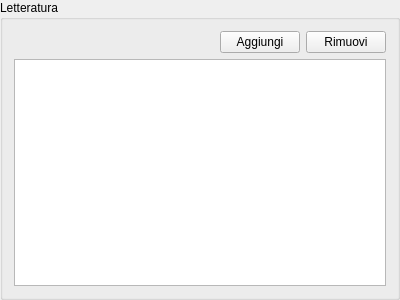
Old version of the form GestCollOnQt/GUI/Moneta/Letteratura/letteraturaform.ui in the repository mirkoviviani76/gestcoll.
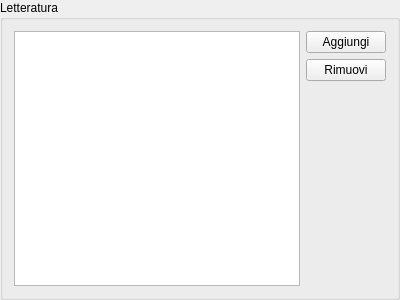
New version of the form.

Commit message: Aggiornamento gui (spostati bottoni aggiungi/rimuovi) Tolte funzioni inutili Aggiunti QSharedPointer

Patch:
```diff
--- a/GestCollOnQt/GUI/Moneta/Letteratura/letteraturaform.ui
+++ b/GestCollOnQt/GUI/Moneta/Letteratura/letteraturaform.ui
@@ -16,41 +16,41 @@
   <property name="title">
    <string>Letteratura</string>
   </property>
-  <layout class="QVBoxLayout" name="verticalLayout">
+  <layout class="QHBoxLayout" name="horizontalLayout">
    <item>
-    <layout class="QHBoxLayout" name="horizontalLayout">
+    <widget class="QTableView" name="letteraturaView"/>
+   </item>
+   <item>
+    <layout class="QVBoxLayout" name="verticalLayout">
      <item>
-      <spacer name="horizontalSpacer">
+      <widget class="QPushButton" name="addLetteratura">
+       <property name="text">
+        <string>Aggiungi</string>
+       </property>
+      </widget>
+     </item>
+     <item>
+      <widget class="QPushButton" name="removeLetteratura">
+       <property name="text">
+        <string>Rimuovi</string>
+       </property>
+      </widget>
+     </item>
+     <item>
+      <spacer name="verticalSpacer">
        <property name="orientation">
-        <enum>Qt::Horizontal</enum>
+        <enum>Qt::Vertical</enum>
        </property>
        <property name="sizeHint" stdset="0">
         <size>
-         <width>40</width>
-         <height>20</height>
+         <width>20</width>
+         <height>40</height>
         </size>
        </property>
       </spacer>
      </item>
-     <item>
-      <widget class="QPushButton" name="addLetteratura">
-       <property name="text">
-        <string>Aggiungi</string>
-       </property>
-      </widget>
-     </item>
-     <item>
-      <widget class="QPushButton" name="removeLetteratura">
-       <property name="text">
-        <string>Rimuovi</string>
-       </property>
-      </widget>
-     </item>
     </layout>
    </item>
-   <item>
-    <widget class="QTableView" name="letteraturaView"/>
-   </item>
   </layout>
  </widget>
  <resources/>
```
The commit also changes 9 other files.
